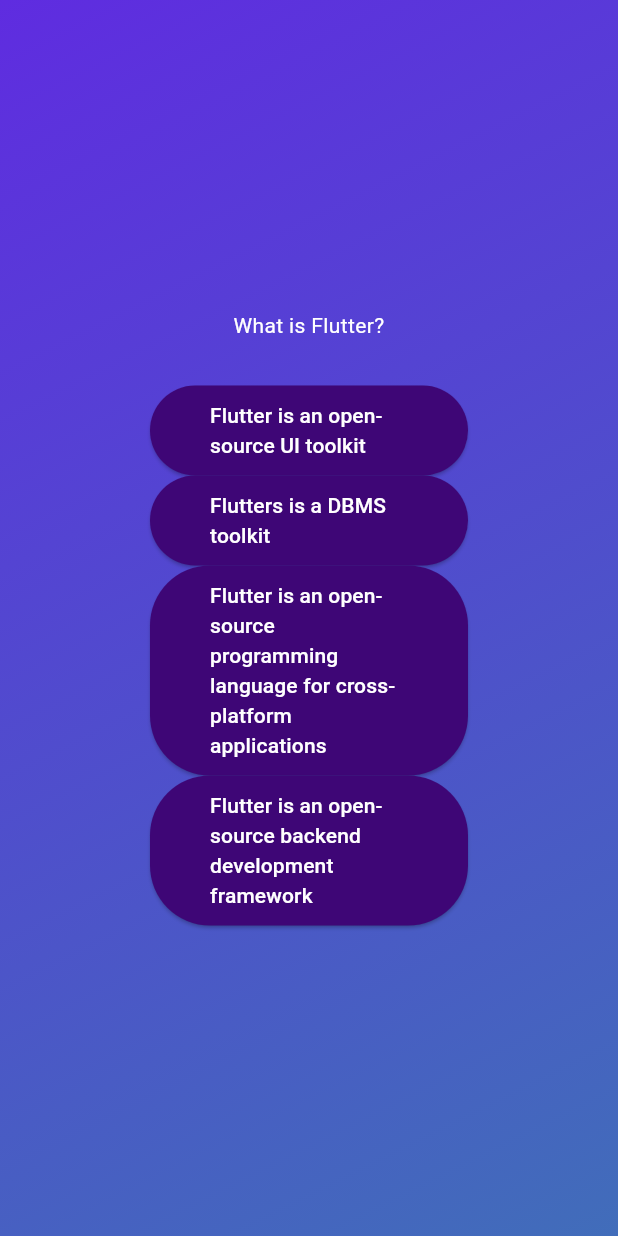
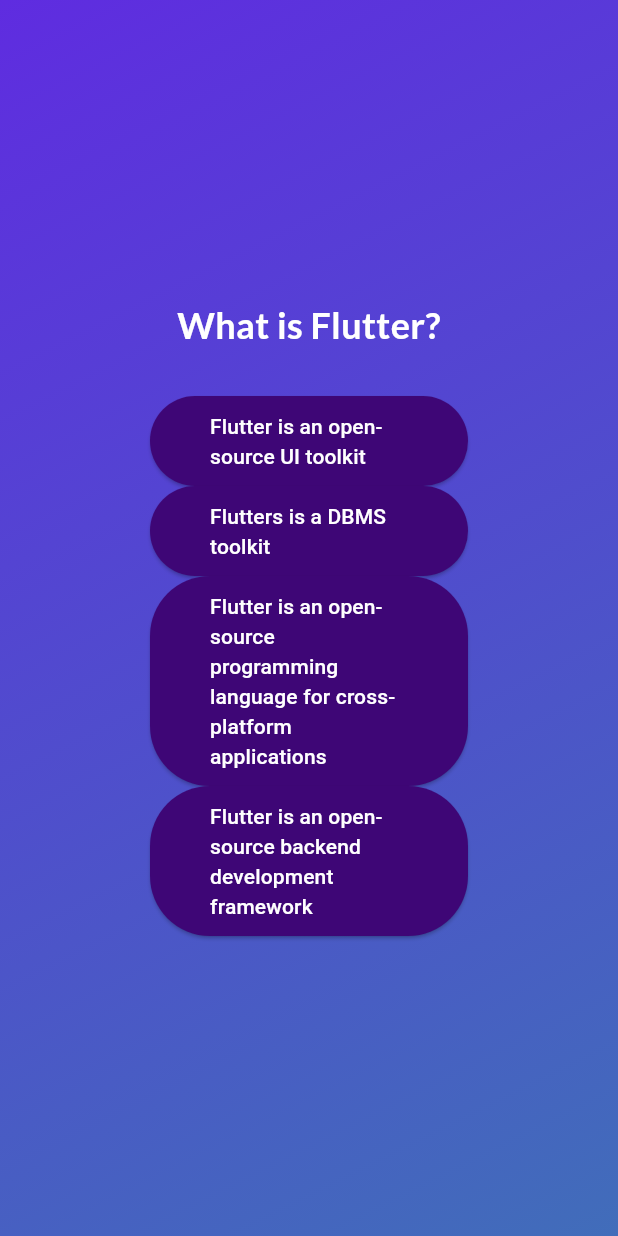
Before and after one commit to priyankam030/flutter_projects, a Flutter app: the screen it shows after launch, after a tap on "Start Quiz", after a tap on "Components", on a phone screen of 412 x 824 dp. Run offline on Flutter 3.47's test engine with Material 3 defaults, Android fonts, the phone set to English and light mode, and no system bars; our stand-ins replace google_fonts.

```diff
--- a/flutter_app_3/lib/questions_screen.dart
+++ b/flutter_app_3/lib/questions_screen.dart
@@ -1,9 +1,13 @@
 import 'package:flutter/material.dart';
+import 'package:google_fonts/google_fonts.dart';
+
 import 'package:flutter_app_3/answer_button.dart';
 import 'package:flutter_app_3/data/quizzes.dart';
 
 class QuestionsScreen extends StatefulWidget {
-  const QuestionsScreen({super.key});
+  const QuestionsScreen({super.key, required this.onSelectAnswer,});
+
+  final void Function(String answer) onSelectAnswer;
 
   @override
   State<QuestionsScreen> createState() {
@@ -14,7 +18,8 @@ class QuestionsScreen extends StatefulWidget {
 class _QuestionsScreenState extends State<QuestionsScreen> {
   var currentQuestionIndex = 0;
 
-  void answerQuestion() {
+  void answerQuestion(String selectedAnswers) {
+    widget.onSelectAnswer('...');
     //currentQuestionIndex = currentQuestionIndex + 1;
     //currentQuestionIndex += 1;
     setState(() {
@@ -36,9 +41,11 @@ class _QuestionsScreenState extends State<QuestionsScreen> {
           children: [
             Text(
               currentQuestion.text,
-              style: const TextStyle(
-                color: Colors.white,
-              ),
+              style:GoogleFonts.lato(
+              color:const Color.fromARGB(255, 255, 255, 255),
+              fontSize: 24,
+              fontWeight: FontWeight.bold
+              ) ,
               textAlign: TextAlign.center,
             ),
             const SizedBox(
@@ -47,7 +54,9 @@ class _QuestionsScreenState extends State<QuestionsScreen> {
             ...currentQuestion.getshuffledAnswers().map((answer) {
               return AnswerButton(
                 answerText: answer,
-                onTap: answerQuestion,
+                onTap: (){
+                  answerQuestion(answer);
+                },
               );
             })
           ],
--- a/flutter_app_3/lib/quiz.dart
+++ b/flutter_app_3/lib/quiz.dart
@@ -1,6 +1,9 @@
 import 'package:flutter/material.dart';
+import 'package:flutter_app_3/data/quizzes.dart';
 import 'package:flutter_app_3/questions_screen.dart';
 import 'package:flutter_app_3/start_screen.dart';
+import 'package:flutter_app_3/results_screen.dart';
+
 
 class Quiz extends StatefulWidget {
   const Quiz({super.key});
@@ -11,6 +14,7 @@ class Quiz extends StatefulWidget {
 }
 
 class _QuizState extends State<Quiz> {
+  List<String> selectedAnswers = [] ;
   var activeScreen = 'start-screen';
 
   void switchScreen() {
@@ -19,15 +23,32 @@ class _QuizState extends State<Quiz> {
     });
   }
 
+  void chooseAnswer(String answer){
+    selectedAnswers.add(answer);
+
+    if(selectedAnswers.length == questions.length) {
+      setState(() {
+        selectedAnswers = [];
+        activeScreen = 'results-screen';
+      });
+    }
+  }
+
+
+
   @override
   Widget build(context) {
     Widget screenWidget = StartScreen(switchScreen);
 
     if (activeScreen == 'questions-screen') {
-      screenWidget = const QuestionsScreen();
+      screenWidget = QuestionsScreen(
+        onSelectAnswer: chooseAnswer,
+      );
     }
 
-    //screenWidget = const QuestionsScreen();
+    if (activeScreen == 'results-screen') {
+      screenWidget = const ResultsScreen();
+    }
 
     return MaterialApp(
       home: Scaffold(
--- a/flutter_app_3/lib/start_screen.dart
+++ b/flutter_app_3/lib/start_screen.dart
@@ -1,4 +1,5 @@
 import 'package:flutter/material.dart';
+import 'package:google_fonts/google_fonts.dart';
 
 class StartScreen extends StatelessWidget {
   const StartScreen(this.startQuiz, {super.key});
@@ -11,11 +12,11 @@ class StartScreen extends StatelessWidget {
       child: Column(
         mainAxisSize: MainAxisSize.min,
         children: [
-            Image.asset(
-              'assets/images/quiz-logo.png',
-              width: 300,
-              color: Colors.white,
-            ),
+          Image.asset(
+            'assets/images/quiz-logo.png',
+            width: 300,
+            color: Colors.white,
+          ),
           // Opacity(
           //   opacity: 0.8,
           //   child: Image.asset(
@@ -24,16 +25,17 @@ class StartScreen extends StatelessWidget {
           //   ),
           // ),
           const SizedBox(height: 80),
-          const Text(
+          Text(
             'Learn Flutter the fun way!',
-            style: TextStyle(color: Colors.yellow, fontSize: 22),
+            style: GoogleFonts.lato(
+              color: const Color.fromARGB(255, 255, 235, 59),
+              fontSize: 22,
+            ),
           ),
           const SizedBox(height: 30),
           OutlinedButton.icon(
             onPressed: startQuiz,
-            style: OutlinedButton.styleFrom(
-              foregroundColor: Colors.white
-            ),
+            style: OutlinedButton.styleFrom(foregroundColor: Colors.white),
             icon: const Icon(Icons.arrow_right_alt),
             label: const Text('Start Quiz'),
           )
--- a/flutter_app_3/pubspec.yaml
+++ b/flutter_app_3/pubspec.yaml
@@ -35,6 +35,7 @@ dependencies:
   # The following adds the Cupertino Icons font to your application.
   # Use with the CupertinoIcons class for iOS style icons.
   cupertino_icons: ^1.0.8
+  google_fonts: ^6.2.1
 
 dev_dependencies:
   flutter_test:
```
Also changed, not shown: flutter_app_3/lib/results_screen.dart (added, +34 -0 lines), flutter_app_3/pubspec.lock, 1 other file.
